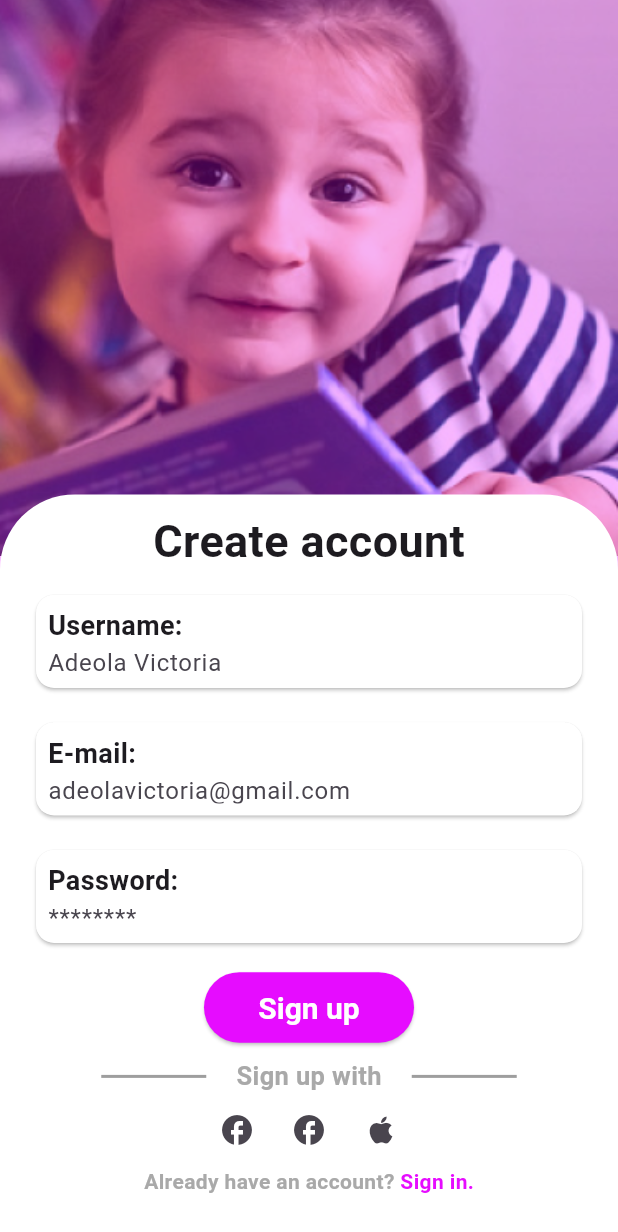
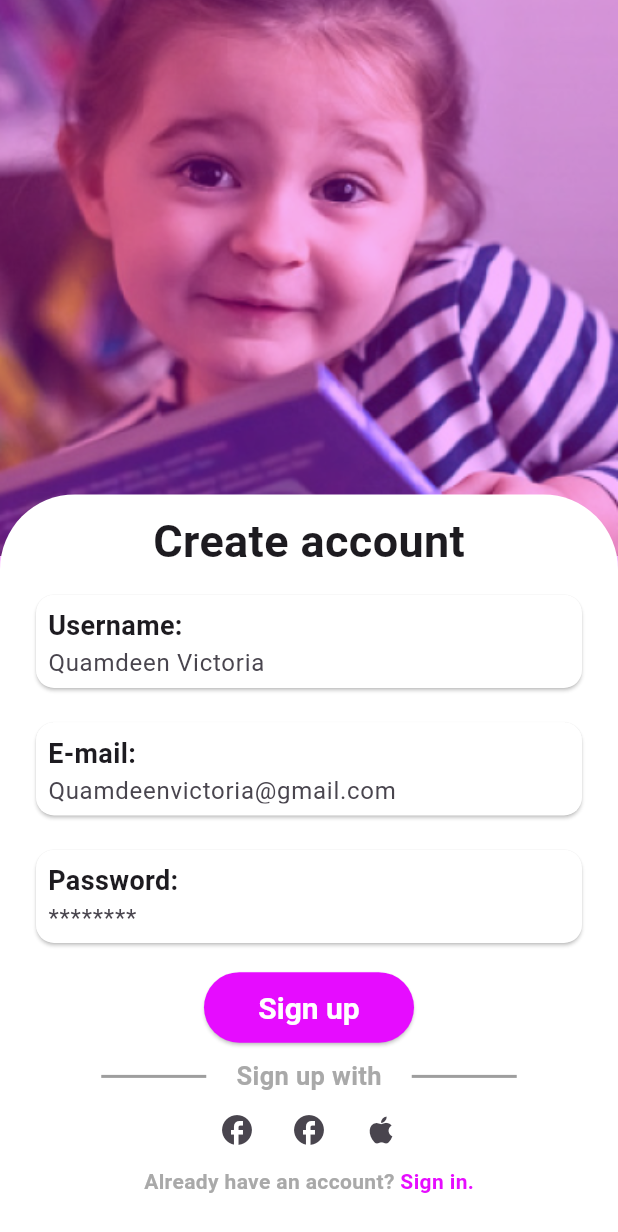
Before and after one commit to Hutty10/bjayedu, a Flutter app: the SignUp screen opened by its route, on a phone screen of 412 x 824 dp. Shown: the top 1232 px of the screen. Run offline on Flutter 3.47's test engine with Material 2 defaults, Android fonts, the phone set to English and light mode, and no system bars; our stand-ins replace flutter_riverpod, go_router.

Commit message:
changed the name

```diff
--- a/lib/views/auth/signup.dart
+++ b/lib/views/auth/signup.dart
@@ -71,12 +71,12 @@ class SignUp extends ConsumerWidget {
                     const SizedBox(height: 10),
                     const CustomTextField(
                       name: 'Username',
-                      hintText: 'Adeola Victoria',
+                      hintText: 'Quamdeen Victoria',
                     ),
                     const SizedBox(height: 15),
                     const CustomTextField(
                       name: 'E-mail',
-                      hintText: 'adeolavictoria@gmail.com',
+                      hintText: 'Quamdeenvictoria@gmail.com',
                     ),
                     const SizedBox(height: 15),
                     const CustomTextField(
--- a/lib/views/home/home.dart
+++ b/lib/views/home/home.dart
@@ -86,7 +86,7 @@ class Greatings extends StatelessWidget {
           ),
         ),
         Text(
-          'Adeola',
+          'Quamdeen',
           style: TextStyle(
             // color: Color(0xffE60CFF),
             fontSize: 20,
```
